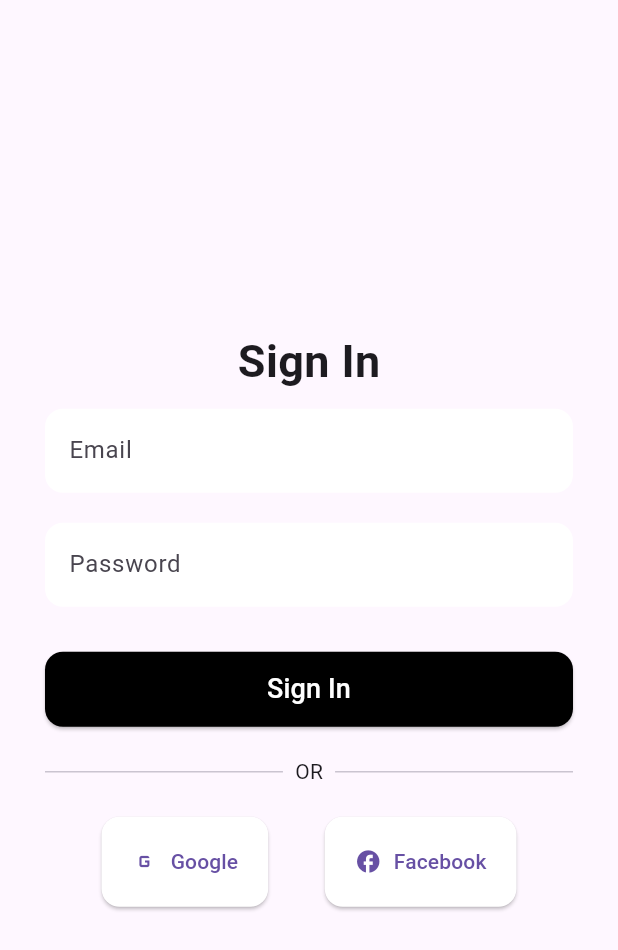
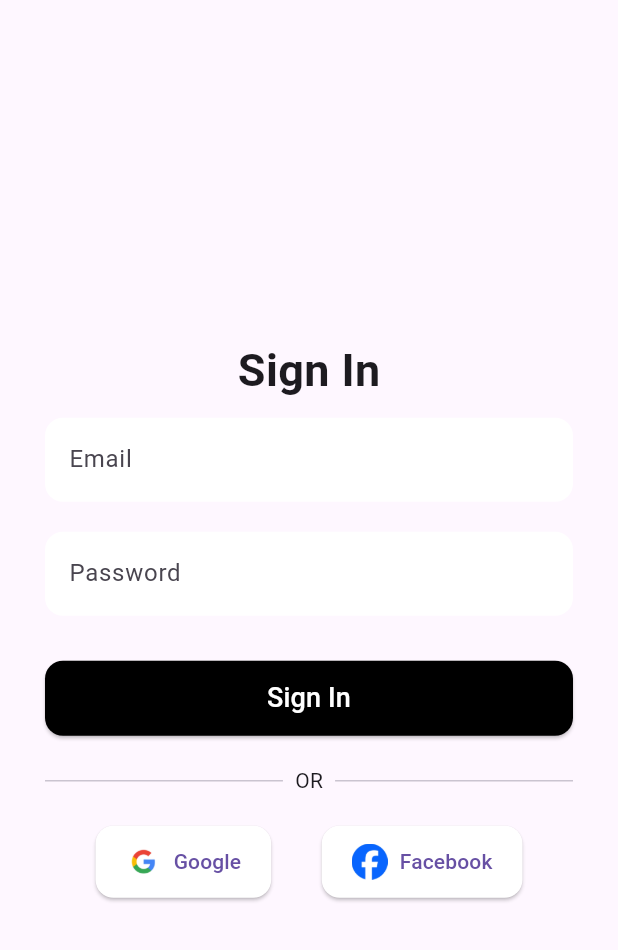
Before and after one commit to bsc-44-21/FoodDelieryApp, a Flutter app: the screen it shows after launch, after a tap on "Get Started", on a phone screen of 412 x 824 dp. Shown: the top 950 px of the screen. Run offline on Flutter 3.47's test engine with Material 3 defaults, Android fonts, the phone set to English and light mode, and no system bars; our stand-ins replace curved_navigation_bar.

Commit message:
Used facebook and Google icons as other sign in options

```diff
--- a/lib/pages/signin_signup.dart
+++ b/lib/pages/signin_signup.dart
@@ -89,17 +89,24 @@ class SignInSignUpScreen extends StatelessWidget {
               ),
               const SizedBox(height: 20),
 
-              // Social Buttons
+              // Social Buttons using local images
               Row(
                 mainAxisAlignment: MainAxisAlignment.spaceEvenly,
                 children: [
                   ElevatedButton.icon(
                     onPressed: () {},
-                    icon: const Icon(Icons.g_mobiledata),
+                    icon: Image.asset(
+                      "images/google.png",
+                      width: 24,
+                      height: 24,
+                    ),
                     label: const Text("Google"),
                     style: ElevatedButton.styleFrom(
                       backgroundColor: Colors.white,
-                      padding: EdgeInsets.all(20),
+                      padding: const EdgeInsets.symmetric(
+                        vertical: 12,
+                        horizontal: 20,
+                      ),
                       shape: RoundedRectangleBorder(
                         borderRadius: BorderRadius.circular(12),
                       ),
@@ -107,11 +114,18 @@ class SignInSignUpScreen extends StatelessWidget {
                   ),
                   ElevatedButton.icon(
                     onPressed: () {},
-                    icon: const Icon(Icons.facebook),
+                    icon: Image.asset(
+                      "images/facebook.png",
+                      width: 24,
+                      height: 24,
+                    ),
                     label: const Text("Facebook"),
                     style: ElevatedButton.styleFrom(
                       backgroundColor: Colors.white,
-                      padding: EdgeInsets.all(20),
+                      padding: const EdgeInsets.symmetric(
+                        vertical: 12,
+                        horizontal: 20,
+                      ),
                       shape: RoundedRectangleBorder(
                         borderRadius: BorderRadius.circular(12),
                       ),
```
Also changed, not shown: images/facebook.png (added), images/google.png (added).
